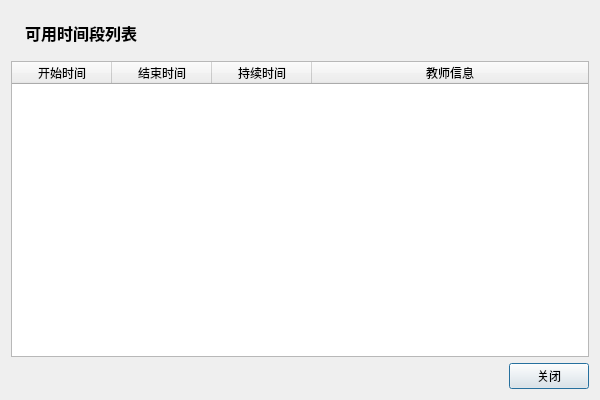
First picture: the form in ui/forms/ResultDisplayWidget.ui, repository r-b-cheng/calenar, before the edit.
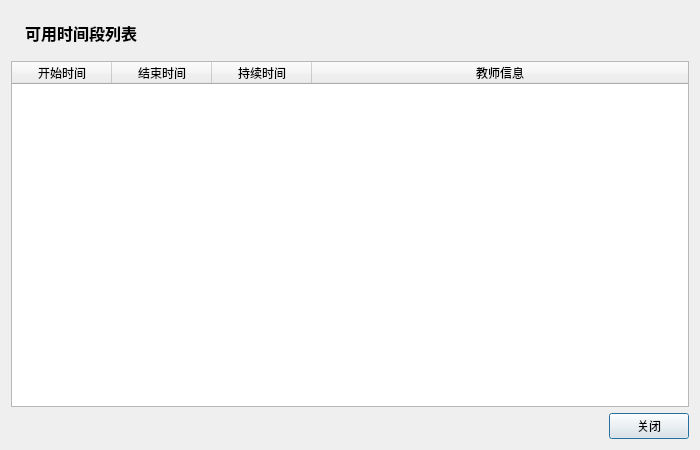
Second picture: the form after the edit.

Commit message: 更新了显示长度不够的情况

```diff
--- a/ui/forms/ResultDisplayWidget.ui
+++ b/ui/forms/ResultDisplayWidget.ui
@@ -6,8 +6,8 @@
    <rect>
     <x>0</x>
     <y>0</y>
-    <width>600</width>
-    <height>400</height>
+    <width>700</width>
+    <height>450</height>
    </rect>
   </property>
   <property name="windowTitle">
```
The commit also changes 1 other file.
